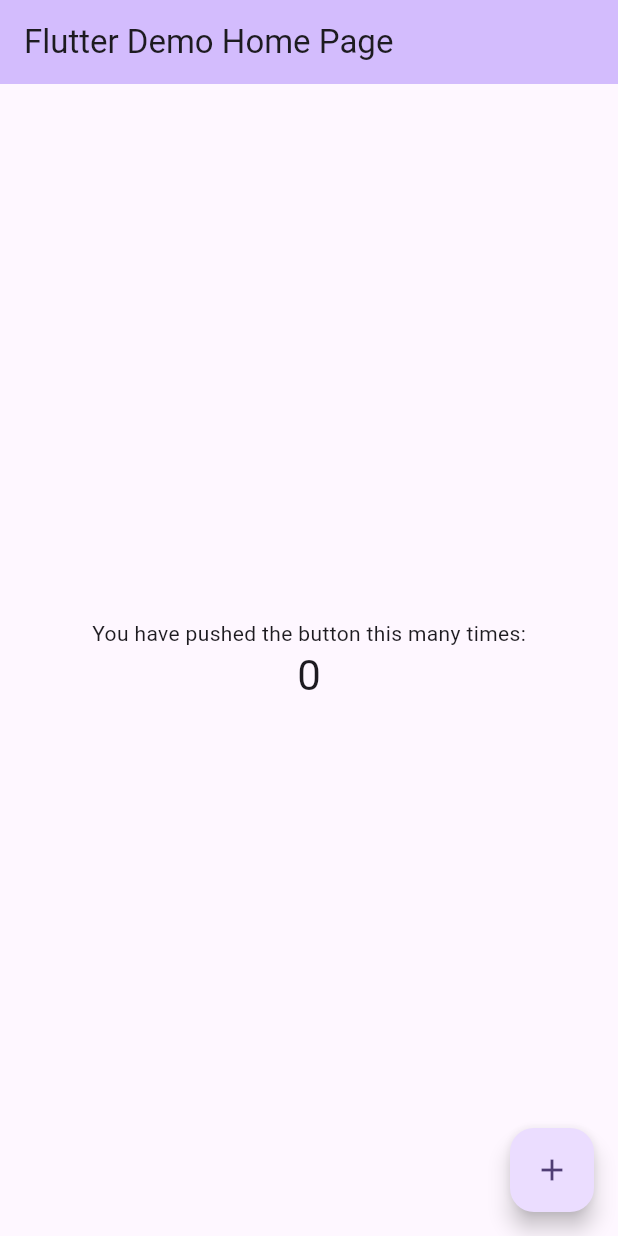
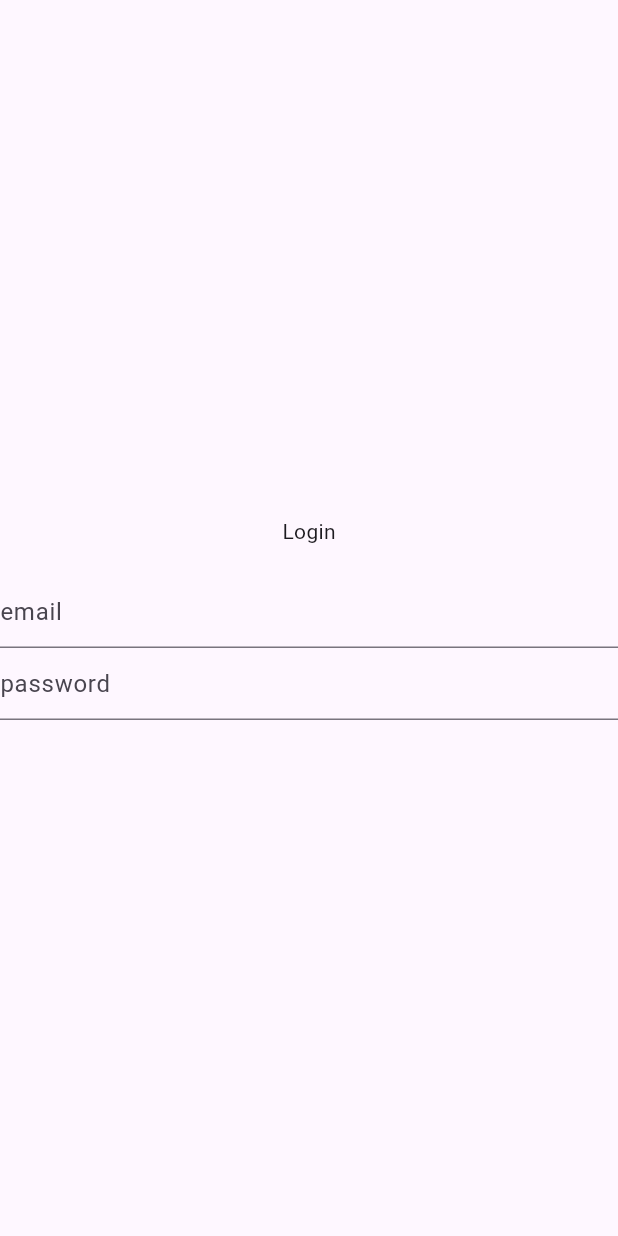
Before and after one commit to Rokobot/auth_bloc, a Flutter app: the screen it shows after launch, on a phone screen of 412 x 824 dp. Run offline on Flutter 3.47's test engine with Material 3 defaults, Android fonts, the phone set to English and light mode, and no system bars; our stand-ins replace bloc.

Commit message:
i created bloc packages to auth

```diff
--- /dev/null
+++ b/lib/Bloc/bloc/auth_bloc.dart
@@ -0,0 +1,13 @@
+import 'package:bloc/bloc.dart';
+import 'package:meta/meta.dart';
+
+part 'auth_event.dart';
+part 'auth_state.dart';
+
+class AuthBloc extends Bloc<AuthEvent, AuthState> {
+  AuthBloc() : super(AuthInitial()) {
+    on<AuthEvent>((event, emit) {
+      // TODO: implement event handler
+    });
+  }
+}
--- /dev/null
+++ b/lib/Bloc/bloc/auth_event.dart
@@ -0,0 +1,4 @@
+part of 'auth_bloc.dart';
+
+@immutable
+sealed class AuthEvent {}
--- /dev/null
+++ b/lib/Bloc/bloc/auth_state.dart
@@ -0,0 +1,6 @@
+part of 'auth_bloc.dart';
+
+@immutable
+sealed class AuthState {}
+
+final class AuthInitial extends AuthState {}
--- /dev/null
+++ b/lib/auth_screen/login_page.dart
@@ -0,0 +1,36 @@
+import 'package:flutter/material.dart';
+
+class loginPage extends StatefulWidget {
+  const loginPage({super.key});
+
+  @override
+  State<loginPage> createState() => _loginPageState();
+}
+
+class _loginPageState extends State<loginPage> {
+  TextEditingController emailNameController = TextEditingController();
+  TextEditingController passwordController = TextEditingController();
+
+  @override
+  Widget build(BuildContext context) {
+    return Scaffold(
+      body: Column(
+        mainAxisAlignment: MainAxisAlignment.center,
+        children: [
+          Text('Login'),
+          SizedBox(
+            height: 20,
+          ),
+          TextField(
+            controller: emailNameController,
+            decoration: InputDecoration(hintText: 'email'),
+          ),
+          TextField(
+            controller: passwordController,
+            decoration: InputDecoration(hintText: 'password'),
+          ),
+        ],
+      ),
+    );
+  }
+}
--- a/lib/main.dart
+++ b/lib/main.dart
@@ -1,125 +1,24 @@
+import 'package:auth_page/auth_screen/login_page.dart';
 import 'package:flutter/material.dart';
 
 void main() {
-  runApp(const MyApp());
+  runApp(MyApp());
 }
 
-class MyApp extends StatelessWidget {
+class MyApp extends StatefulWidget {
   const MyApp({super.key});
 
-  // This widget is the root of your application.
+  @override
+  State<MyApp> createState() => _MyAppState();
+}
+
+class _MyAppState extends State<MyApp> {
   @override
   Widget build(BuildContext context) {
     return MaterialApp(
-      title: 'Flutter Demo',
-      theme: ThemeData(
-        // This is the theme of your application.
-        //
-        // TRY THIS: Try running your application with "flutter run". You'll see
-        // the application has a purple toolbar. Then, without quitting the app,
-        // try changing the seedColor in the colorScheme below to Colors.green
-        // and then invoke "hot reload" (save your changes or press the "hot
-        // reload" button in a Flutter-supported IDE, or press "r" if you used
-        // the command line to start the app).
-        //
-        // Notice that the counter didn't reset back to zero; the application
-        // state is not lost during the reload. To reset the state, use hot
-        // restart instead.
-        //
-        // This works for code too, not just values: Most code changes can be
-        // tested with just a hot reload.
-        colorScheme: ColorScheme.fromSeed(seedColor: Colors.deepPurple),
-        useMaterial3: true,
+      home: Scaffold(
+        body: loginPage(),
       ),
-      home: const MyHomePage(title: 'Flutter Demo Home Page'),
     );
   }
 }
-
-class MyHomePage extends StatefulWidget {
-  const MyHomePage({super.key, required this.title});
-
-  // This widget is the home page of your application. It is stateful, meaning
-  // that it has a State object (defined below) that contains fields that affect
-  // how it looks.
-
-  // This class is the configuration for the state. It holds the values (in this
-  // case the title) provided by the parent (in this case the App widget) and
-  // used by the build method of the State. Fields in a Widget subclass are
-  // always marked "final".
-
-  final String title;
-
-  @override
-  State<MyHomePage> createState() => _MyHomePageState();
-}
-
-class _MyHomePageState extends State<MyHomePage> {
-  int _counter = 0;
-
-  void _incrementCounter() {
-    setState(() {
-      // This call to setState tells the Flutter framework that something has
-      // changed in this State, which causes it to rerun the build method below
-      // so that the display can reflect the updated values. If we changed
-      // _counter without calling setState(), then the build method would not be
-      // called again, and so nothing would appear to happen.
-      _counter++;
-    });
-  }
-
-  @override
-  Widget build(BuildContext context) {
-    // This method is rerun every time setState is called, for instance as done
-    // by the _incrementCounter method above.
-    //
-    // The Flutter framework has been optimized to make rerunning build methods
-    // fast, so that you can just rebuild anything that needs updating rather
-    // than having to individually change instances of widgets.
-    return Scaffold(
-      appBar: AppBar(
-        // TRY THIS: Try changing the color here to a specific color (to
-        // Colors.amber, perhaps?) and trigger a hot reload to see the AppBar
-        // change color while the other colors stay the same.
-        backgroundColor: Theme.of(context).colorScheme.inversePrimary,
-        // Here we take the value from the MyHomePage object that was created by
-        // the App.build method, and use it to set our appbar title.
-        title: Text(widget.title),
-      ),
-      body: Center(
-        // Center is a layout widget. It takes a single child and positions it
-        // in the middle of the parent.
-        child: Column(
-          // Column is also a layout widget. It takes a list of children and
-          // arranges them vertically. By default, it sizes itself to fit its
-          // children horizontally, and tries to be as tall as its parent.
-          //
-          // Column has various properties to control how it sizes itself and
-          // how it positions its children. Here we use mainAxisAlignment to
-          // center the children vertically; the main axis here is the vertical
-          // axis because Columns are vertical (the cross axis would be
-          // horizontal).
-          //
-          // TRY THIS: Invoke "debug painting" (choose the "Toggle Debug Paint"
-          // action in the IDE, or press "p" in the console), to see the
-          // wireframe for each widget.
-          mainAxisAlignment: MainAxisAlignment.center,
-          children: <Widget>[
-            const Text(
-              'You have pushed the button this many times:',
-            ),
-            Text(
-              '$_counter',
-              style: Theme.of(context).textTheme.headlineMedium,
-            ),
-          ],
-        ),
-      ),
-      floatingActionButton: FloatingActionButton(
-        onPressed: _incrementCounter,
-        tooltip: 'Increment',
-        child: const Icon(Icons.add),
-      ), // This trailing comma makes auto-formatting nicer for build methods.
-    );
-  }
-}
--- a/pubspec.yaml
+++ b/pubspec.yaml
@@ -35,6 +35,8 @@ dependencies:
   # The following adds the Cupertino Icons font to your application.
   # Use with the CupertinoIcons class for iOS style icons.
   cupertino_icons: ^1.0.2
+  flutter_bloc: ^8.1.3
+  equatable: ^2.0.5
 
 dev_dependencies:
   flutter_test:
```
Also changed, not shown: lib/auth_screen/sign_page.dart (added), pubspec.lock.
